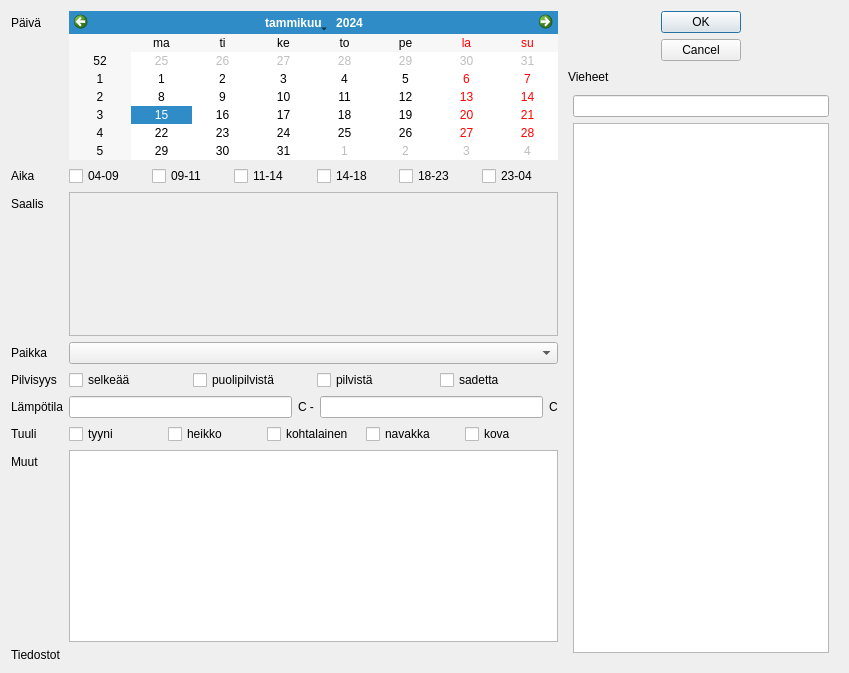
Old version of the form trip.ui in the repository samuliwritescode/uistelupaivakirja-desktop.
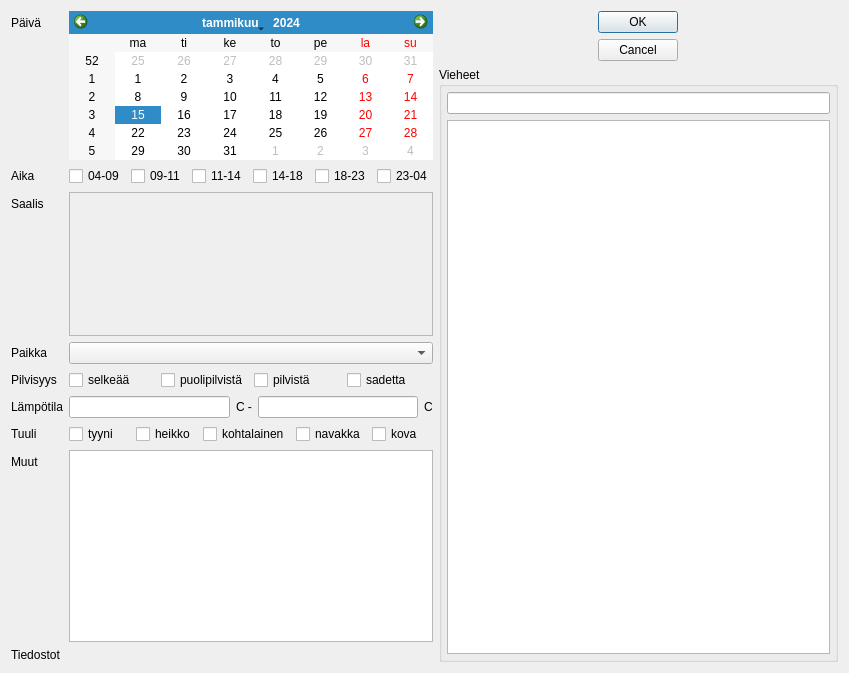
New version of the form.

Diff of the .ui file:
```diff
--- a/trip.ui
+++ b/trip.ui
@@ -123,7 +123,7 @@
            <rect>
             <x>0</x>
             <y>0</y>
-            <width>455</width>
+            <width>399</width>
             <height>76</height>
            </rect>
           </property>
@@ -325,45 +325,40 @@
       </layout>
      </item>
      <item>
-      <widget class="QDockWidget" name="dockWidget">
-       <property name="enabled">
-        <bool>true</bool>
+      <widget class="QGroupBox" name="groupBox">
+       <property name="locale">
+        <locale language="Finnish" country="Finland"/>
        </property>
-       <property name="sizePolicy">
-        <sizepolicy hsizetype="Maximum" vsizetype="Maximum">
-         <horstretch>0</horstretch>
-         <verstretch>0</verstretch>
-        </sizepolicy>
-       </property>
-       <property name="minimumSize">
-        <size>
-         <width>104</width>
-         <height>236</height>
-        </size>
-       </property>
-       <property name="floating">
-        <bool>false</bool>
-       </property>
-       <property name="features">
-        <set>QDockWidget::DockWidgetMovable</set>
-       </property>
-       <property name="windowTitle">
+       <property name="title">
         <string>Vieheet</string>
        </property>
-       <widget class="QWidget" name="dockWidgetContents">
-        <layout class="QVBoxLayout" name="verticalLayout_2">
+       <property name="flat">
+        <bool>false</bool>
+       </property>
+       <property name="checkable">
+        <bool>false</bool>
+       </property>
+       <layout class="QVBoxLayout" name="verticalLayout_4">
+        <property name="margin">
+         <number>5</number>
+        </property>
          <item>
           <layout class="QVBoxLayout" name="verticalLayout">
            <item>
             <widget class="QLineEdit" name="lineEdit_3"/>
            </item>
            <item>
-            <widget class="QListWidget" name="listWidget"/>
-           </item>
-          </layout>
-         </item>
-        </layout>
-       </widget>
+           <widget class="QListWidget" name="lureList">
+            <property name="dragDropMode">
+             <enum>QAbstractItemView::DragOnly</enum>
+            </property>
+           </widget>
+          </item>
+         </layout>
+        </item>
+       </layout>
+       <zorder></zorder>
+       <zorder></zorder>
       </widget>
      </item>
     </layout>
```
Lines whose indentation alone changed are shown as unchanged.
